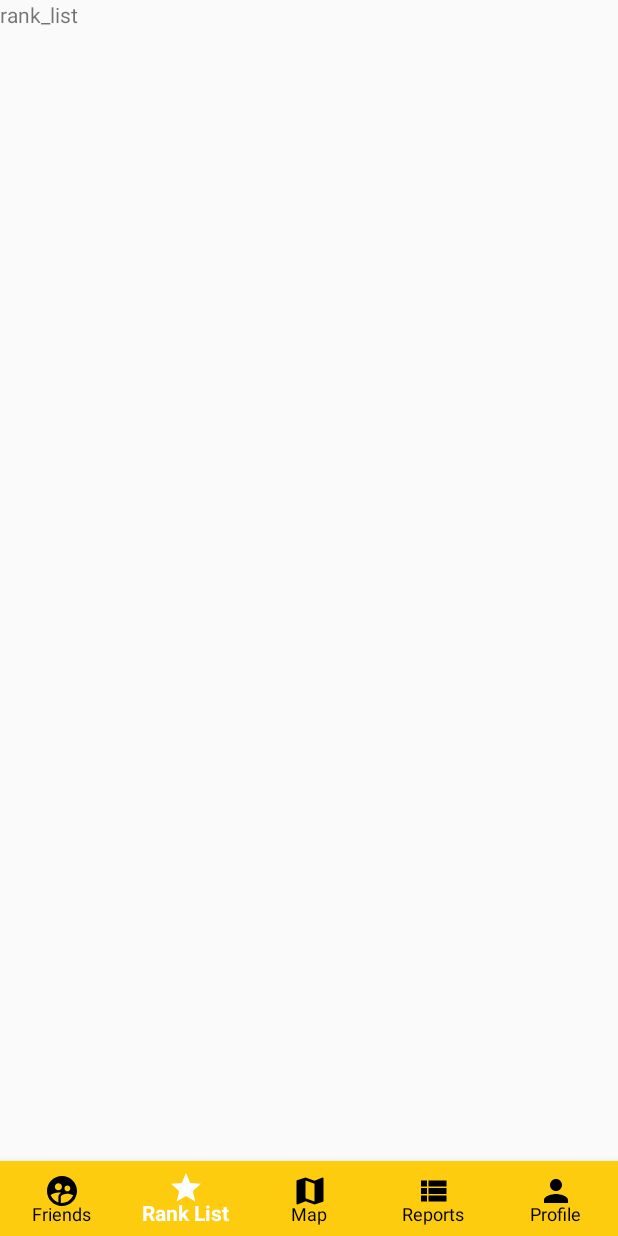
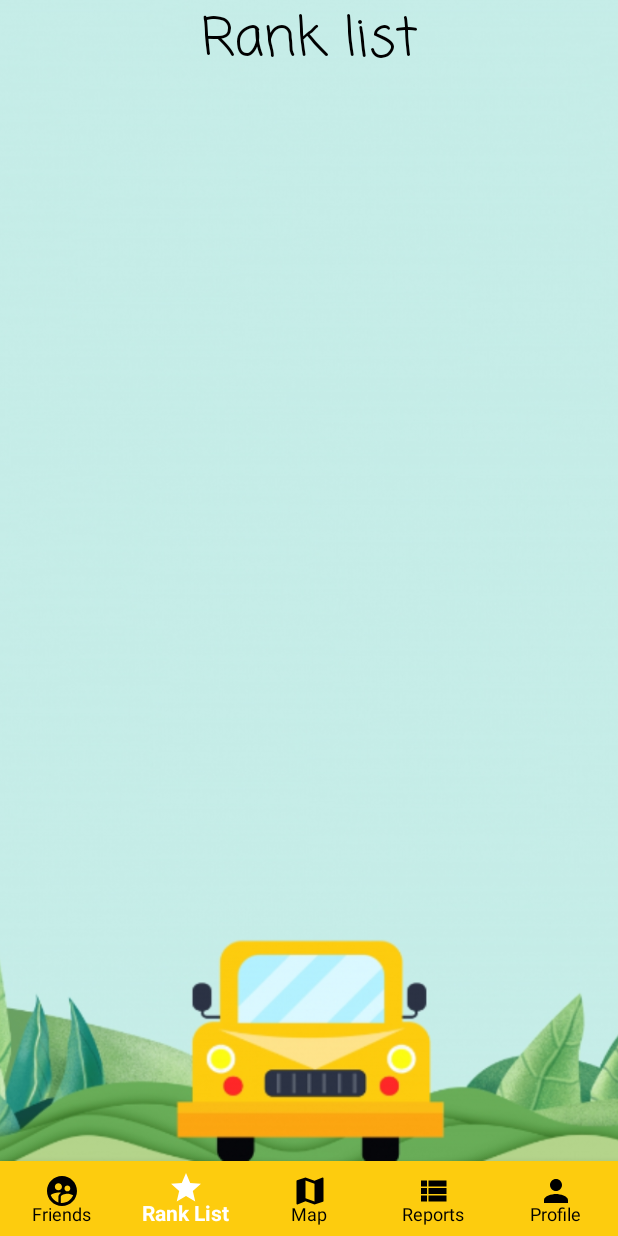
Before and after one commit to sanjamilenkovic/MOSIS-projekat, an Android app: the RankListFragment screen opened through its navigation route, on a phone screen of 412 x 824 dp. Run offline under Robolectric (Android 15) with nearby library versions, the phone set to English and light mode, and no system bars; our stand-ins replace Firebase (no records; nobody signed in at launch, a user with empty details on screens opened directly), Picasso, navigation-ui; pictures from the network do not load.

Commit message:
Added rank list fragment

```diff
--- a/Traffic/app/src/main/java/rs/elfak/mosis/trafficbuddy/RankListFragment.java
+++ b/Traffic/app/src/main/java/rs/elfak/mosis/trafficbuddy/RankListFragment.java
@@ -6,8 +6,27 @@ import android.view.View;
 import android.view.ViewGroup;
 
 import androidx.fragment.app.Fragment;
+import androidx.lifecycle.Observer;
+import androidx.lifecycle.ViewModelProvider;
+import androidx.recyclerview.widget.LinearLayoutManager;
+import androidx.recyclerview.widget.RecyclerView;
+
+import com.google.firebase.auth.FirebaseAuth;
+
+import java.util.ArrayList;
+import java.util.Collections;
+import java.util.List;
+
+import rs.elfak.mosis.trafficbuddy.adapters.MyReportsAdapter;
+import rs.elfak.mosis.trafficbuddy.adapters.RankListAdapter;
+import rs.elfak.mosis.trafficbuddy.data.Report;
+import rs.elfak.mosis.trafficbuddy.data.User;
+import rs.elfak.mosis.trafficbuddy.viewmodel.ReportsViewModel;
 
 public class RankListFragment extends Fragment {
+
+    private RecyclerView recyclerView;
+    private RankListAdapter adapter;
 
     @Override
     public void onCreate(Bundle savedInstanceState) {
@@ -20,6 +39,26 @@ public class RankListFragment extends Fragment {
                              Bundle savedInstanceState) {
         // Inflate the layout for this fragment
         View view = inflater.inflate(R.layout.fragment_rank_list, container, false);
+        recyclerView = view.findViewById(R.id.rv_rank_list);
+        ReportsViewModel viewModel = new ViewModelProvider(this).get(ReportsViewModel.class);
+        viewModel.getAllUsers().observe(getViewLifecycleOwner(), listUsers);
         return view;
     }
+
+    final Observer<List<User>> listUsers = new Observer<List<User>>() {
+        @Override
+        public void onChanged(List<User> userArrayList) {
+            ArrayList<User> myReports = new ArrayList<>();
+            for (int i = 0; i < userArrayList.size(); i++) {
+                 {
+
+                    myReports.add(userArrayList.get(i));
+                }
+            }
+            Collections.sort(myReports);
+            adapter = new RankListAdapter(getContext(), myReports);
+            recyclerView.setLayoutManager(new LinearLayoutManager(getContext()));
+            recyclerView.setAdapter(adapter);
+        }
+    };
 }
--- a/Traffic/app/src/main/res/layout/fragment_rank_list.xml
+++ b/Traffic/app/src/main/res/layout/fragment_rank_list.xml
@@ -6,11 +6,40 @@
     android:layout_height="match_parent"
     tools:context=".RankListFragment">
 
-<TextView
-    android:layout_width="wrap_content"
-    android:text="rank_list"
-    android:layout_height="wrap_content"
-    app:layout_constraintTop_toTopOf="parent"
-    app:layout_constraintStart_toStartOf="parent"/>
+    <ImageView
+        android:layout_width="match_parent"
+        android:layout_height="match_parent"
+        android:src="@drawable/default_background"
+        android:scaleType="centerCrop"
+        />
+
+    <TextView
+        android:id="@+id/my_reports"
+        android:layout_width="wrap_content"
+        android:layout_height="wrap_content"
+        android:elevation="2dp"
+        android:fontFamily="casual"
+        android:text="@string/rank_list"
+        android:textAllCaps="false"
+        android:textColor="@color/black"
+        android:textSize="35sp"
+        app:layout_constraintEnd_toEndOf="parent"
+        app:layout_constraintStart_toStartOf="parent"
+        app:layout_constraintTop_toTopOf="parent" />
+
+    <androidx.recyclerview.widget.RecyclerView
+        android:id="@+id/rv_rank_list"
+        android:layout_width="0dp"
+        android:layout_height="0dp"
+        android:layout_marginTop="20dp"
+        android:orientation="vertical"
+        app:layout_constrainedHeight="true"
+        app:layout_constraintBottom_toBottomOf="parent"
+        app:layout_constraintEnd_toEndOf="parent"
+        app:layout_constraintHorizontal_bias="0.0"
+        app:layout_constraintStart_toStartOf="parent"
+        app:layout_constraintTop_toBottomOf="@id/my_reports"
+        app:layout_constraintVertical_bias="0.0"
+        tools:listitem="@layout/rv_item_my_reports" />
 
 </androidx.constraintlayout.widget.ConstraintLayout>
--- a/Traffic/app/src/main/res/values/strings.xml
+++ b/Traffic/app/src/main/res/values/strings.xml
@@ -12,6 +12,8 @@
     <string name="save">Save</string>
     <string name="rank">Rank</string>
     <string name="rank_points">Rank points</string>
+    <string name="rank_list">Rank list</string>
+
     <string name="description">Description</string>
     <string name="title">Title</string>
     <string name="lat">Lat</string>
```
Also changed, not shown: Traffic/app/src/main/java/rs/elfak/mosis/trafficbuddy/adapters/RankListAdapter.java (added, +82 -0 lines), Traffic/app/src/main/java/rs/elfak/mosis/trafficbuddy/data/User.java (+10 -1 lines), Traffic/app/src/main/res/layout/rv_item_rank_list.xml (added, +60 -0 lines).
